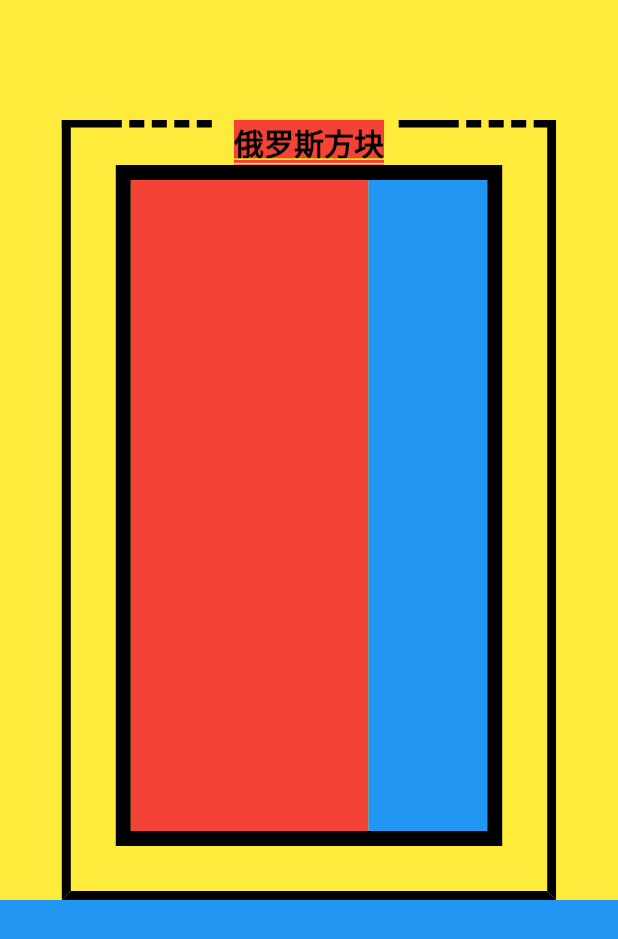
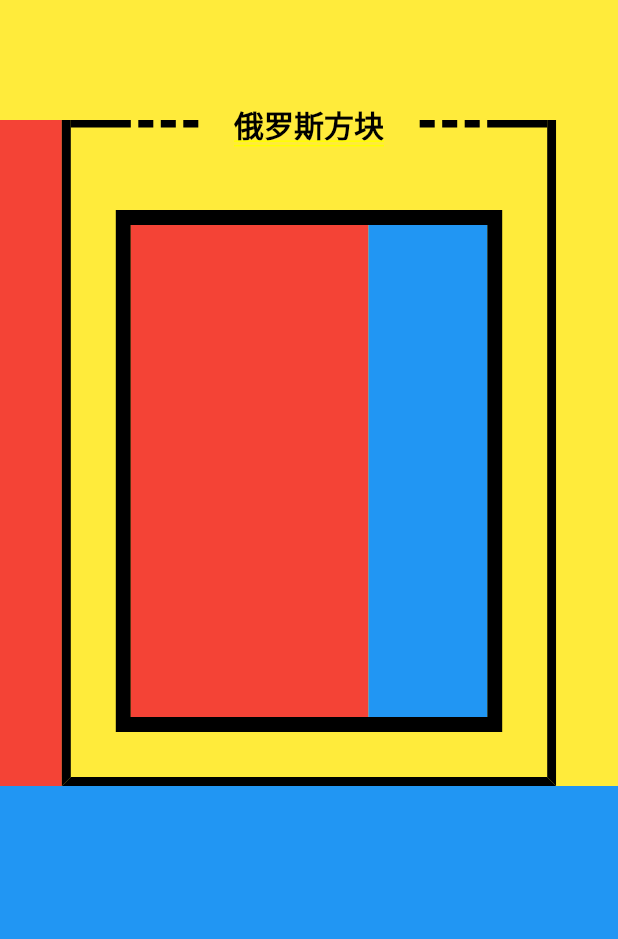
Before and after one commit to proto1994/flutter-games, a Flutter app: the screen it shows after launch, on a phone screen of 412 x 824 dp. Shown: the top 939 px of the screen. Run offline on Flutter 3.47's test engine with Material 2 defaults, Android fonts, the phone set to English and light mode, and no system bars.

Commit message:
feat: 基本布局

```diff
--- a/lib/gameView/gameView.dart
+++ b/lib/gameView/gameView.dart
@@ -8,29 +8,39 @@
 class _GameViewState extends State<GameView> {
   Widget build(BuildContext context) {
     return Container(
-      height: 600,
       padding: const EdgeInsets.only(top: 80),
       // decoration: BoxDecoration(color: Colors.red),
       child: new Row(
         mainAxisAlignment: MainAxisAlignment.spaceBetween,
+        mainAxisSize: MainAxisSize.max,
         children: <Widget>[
           new Expanded(
             flex: 1,
             child: Container(
-              color: Colors.yellow,
+              color: Colors.red,
             ),
           ),
           new Expanded(
             flex: 8,
-              child: Stack(
+            child: Container(
+              // padding: const EdgeInsets.all(30),
+              decoration: BoxDecoration(
+                border: Border(
+                  left: BorderSide(width: 6, color: Colors.black),
+                  right: BorderSide(width: 6, color: Colors.black),
+                  bottom: BorderSide(width: 6, color: Colors.black),
+                ),
+              ),
+              child: new Column(
                 children: [
-                  Align(
-                    alignment: Alignment.topCenter,
+                  Container(
+                    height: 30,
                     child: new Row(
                       mainAxisAlignment: MainAxisAlignment.spaceBetween,
                       crossAxisAlignment: CrossAxisAlignment.start,
                       children: [
                         Container(
+                          child: Expanded(
                             child: new Row(
                               children: [
                                 Container(
@@ -55,36 +65,28 @@
                                   height: 5,
                                   width: 10,
                                   color: Colors.black,
-                                margin: const EdgeInsets.only(right: 5),
-                              ),
-                              Container(
-                                height: 5,
-                                width: 10,
-                                color: Colors.black,
-                                margin: const EdgeInsets.only(right: 5),
                                 ),
                               ],
                             ),
                           ),
+                        ),
                         Container(
-                          color: Colors.red,
+                          height: 100,
+                          transform: Matrix4.translationValues(0, -12, 0),
                           child: new Text(
                             '俄罗斯方块',
                             style: TextStyle(
                               fontSize: 20,
+                              textBaseline: null,
                               color: Colors.black,
                             ),
                           ),
                         ),
                         Container(
+                          child: Expanded(
                             child: new Row(
+                              mainAxisAlignment: MainAxisAlignment.end,
                               children: [
-                              Container(
-                                height: 5,
-                                width: 40,
-                                color: Colors.black,
-                                margin: const EdgeInsets.only(right: 5),
-                              ),
                                 Container(
                                   height: 5,
                                   width: 10,
@@ -105,27 +107,16 @@
                                 ),
                                 Container(
                                   height: 5,
-                                width: 10,
+                                  width: 40,
                                   color: Colors.black,
-                                margin: const EdgeInsets.only(right: 5),
                                 ),
                               ],
+                            ),
                           ),
                         ),
                       ],
                     ),
                   ),
-                  Container(
-                    // padding: const EdgeInsets.all(30),
-                    decoration: BoxDecoration(
-                      border: Border(
-                        left: BorderSide(width: 6, color: Colors.black),
-                        right: BorderSide(width: 6, color: Colors.black),
-                        bottom: BorderSide(width: 6, color: Colors.black),
-                      ),
-                    ),
-                    child: new Column(
-                      children: [
                   new Expanded(
                     child: Container(
                       padding: EdgeInsets.all(30),
@@ -161,8 +152,7 @@
                 ],
               ),
             ),
-                ],
-              )),
+          ),
           new Expanded(
             flex: 1,
             child: Container(
--- a/lib/main.dart
+++ b/lib/main.dart
@@ -34,11 +34,13 @@
         decoration: BoxDecoration(color: Colors.yellow),
         child: Column(
           children: [
-            new GameView(),
+            new Expanded(
+              child: new GameView(),
+            ),
             Container(
               height: 300,
               decoration: BoxDecoration(color: Colors.blue),
-            )
+            ),
           ],
         ));
   }
```
Lines whose indentation alone changed are shown as unchanged.
